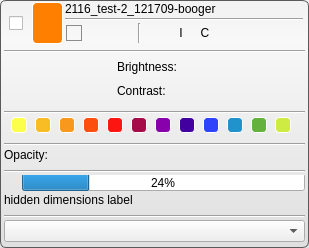
This is src/Interface/AppInterface/LayerWidget.ui in SCIInstitute/Seg3D as Qt 5 draws it before an edit. The edited form follows.
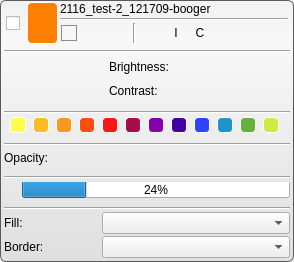
This is the edited form. Icons and pictures are not drawn.

Commit message: redesign of the layermanagerwidget structure, and design for the layergroup, and layer's

What changed in the file:
```diff
--- a/src/Interface/AppInterface/LayerWidget.ui
+++ b/src/Interface/AppInterface/LayerWidget.ui
@@ -6,8 +6,8 @@
    <rect>
     <x>0</x>
     <y>0</y>
-    <width>309</width>
-    <height>248</height>
+    <width>294</width>
+    <height>262</height>
    </rect>
   </property>
   <property name="sizePolicy">
@@ -22,6 +22,10 @@
 }
 
 QWidget#LayerWidget{
+
+}
+
+QWidget#base_{
   background-color: qlineargradient(spread:pad, x1:0.5, y1:0, x2:0.5, y2:0.960227, stop:0 rgba(241, 241, 241, 255), stop:0.155779 rgba(248, 248, 248, 255), stop:1 rgba(224, 224, 224, 255));
   border-radius: 6px;
   border: 1px solid rgb(90, 90, 90);
@@ -348,6 +352,15 @@
 
 </string>
   </property>
+  <layout class="QHBoxLayout" name="horizontalLayout_8">
+   <property name="spacing">
+    <number>0</number>
+   </property>
+   <property name="margin">
+    <number>0</number>
+   </property>
+   <item>
+    <widget class="QWidget" name="base_" native="true">
   <layout class="QVBoxLayout" name="verticalLayout_6">
    <property name="spacing">
     <number>0</number>
@@ -400,7 +413,7 @@
          <widget class="QWidget" name="checkbox_widget_" native="true">
           <property name="minimumSize">
            <size>
-            <width>30</width>
+               <width>25</width>
             <height>0</height>
            </size>
           </property>
@@ -1557,16 +1570,6 @@
         </item>
        </layout>
       </item>
-      <item>
-       <widget class="QLabel" name="dimensions_">
-        <property name="layoutDirection">
-         <enum>Qt::RightToLeft</enum>
-        </property>
-        <property name="text">
-         <string>hidden dimensions label</string>
-        </property>
-       </widget>
-      </item>
      </layout>
     </widget>
    </item>
@@ -1576,18 +1579,9 @@
       <property name="spacing">
        <number>2</number>
       </property>
-      <property name="leftMargin">
+         <property name="margin">
        <number>4</number>
       </property>
-      <property name="topMargin">
-       <number>4</number>
-      </property>
-      <property name="rightMargin">
-       <number>4</number>
-      </property>
-      <property name="bottomMargin">
-       <number>6</number>
-      </property>
       <item>
        <widget class="Line" name="border_line_">
         <property name="sizePolicy">
@@ -1602,7 +1596,41 @@
        </widget>
       </item>
       <item>
+          <layout class="QHBoxLayout" name="horizontalLayout_4" stretch="1,2">
+           <property name="spacing">
+            <number>4</number>
+           </property>
+           <item>
+            <widget class="QLabel" name="label">
+             <property name="text">
+              <string>Fill:</string>
+             </property>
+            </widget>
+           </item>
+           <item>
+            <widget class="QComboBox" name="fill_selection_combo_"/>
+           </item>
+          </layout>
+         </item>
+         <item>
+          <layout class="QHBoxLayout" name="horizontalLayout_6" stretch="1,2">
+           <property name="spacing">
+            <number>4</number>
+           </property>
+           <item>
+            <widget class="QLabel" name="label_2">
+             <property name="text">
+              <string>Border:</string>
+             </property>
+            </widget>
+           </item>
+           <item>
        <widget class="QComboBox" name="border_selection_combo_"/>
+           </item>
+          </layout>
+         </item>
+        </layout>
+       </widget>
       </item>
      </layout>
     </widget>
```
Lines whose indentation alone changed are shown as unchanged. The commit also changes 40 other files.
